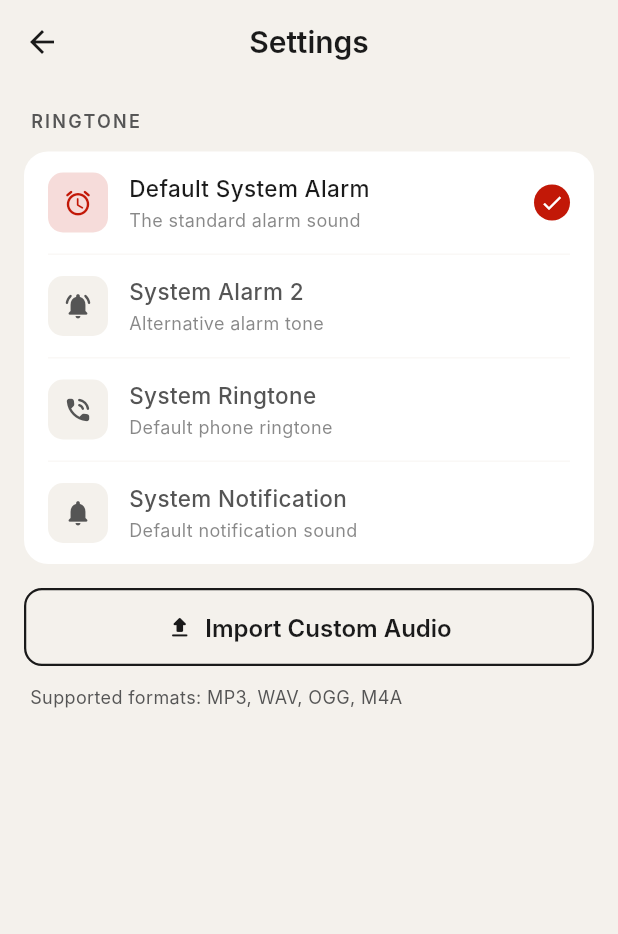
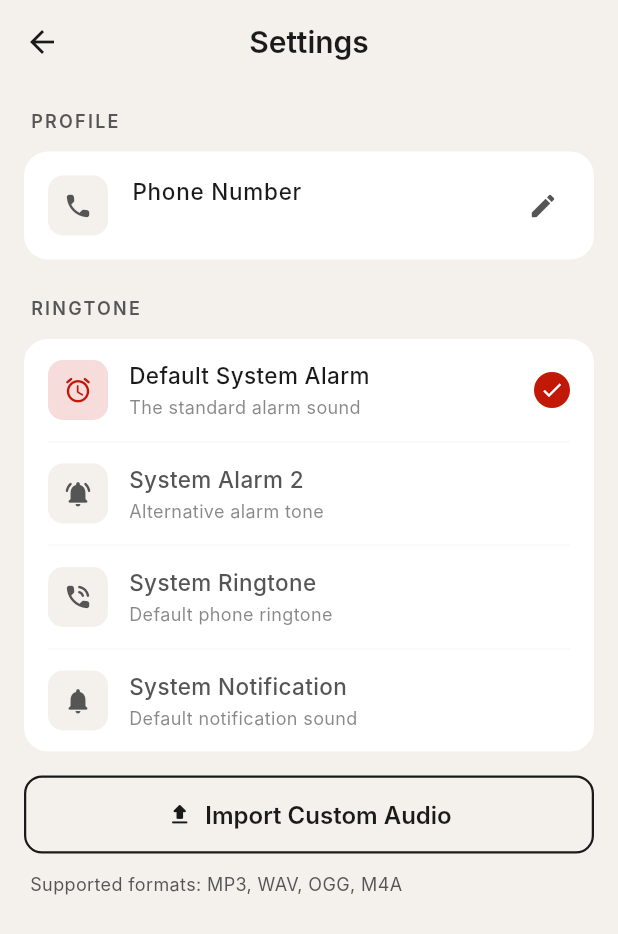
Before and after one commit to Dezh-69/nasan, a Flutter app: the screen it shows once a user with an empty profile is signed in, after a tap on the "settings" icon, on a phone screen of 412 x 824 dp. Shown: the top 934 px of the screen. Run offline on Flutter 3.47's test engine with Material 3 defaults, Android fonts, the phone set to English and light mode, and no system bars; our stand-ins replace cloud_firestore, file_picker, firebase_auth, firebase_core, firebase_messaging, flutter_riverpod and 3 more; missing offline and left inert: ota_update; accounts and stored records are empty; network calls fail; Roboto replaces fonts that are missing (Inter).

Commit message:
Add phone number to registration and profile settings

```diff
--- a/lib/screens/login_screen.dart
+++ b/lib/screens/login_screen.dart
@@ -15,6 +15,7 @@ class _LoginScreenState extends ConsumerState<LoginScreen>
   final _usernameController = TextEditingController();
   final _passwordController = TextEditingController();
   final _displayNameController = TextEditingController();
+  final _phoneController = TextEditingController();
   bool _isLogin = true;
   bool _isLoading = false;
   bool _obscurePassword = true;
@@ -38,6 +39,7 @@ class _LoginScreenState extends ConsumerState<LoginScreen>
     _usernameController.dispose();
     _passwordController.dispose();
     _displayNameController.dispose();
+    _phoneController.dispose();
     _animController.dispose();
     super.dispose();
   }
@@ -60,6 +62,7 @@ class _LoginScreenState extends ConsumerState<LoginScreen>
           _usernameController.text,
           _passwordController.text,
           _displayNameController.text,
+          phoneNumber: _phoneController.text.isNotEmpty ? _phoneController.text : null,
         );
       }
     } catch (e) {
@@ -125,6 +128,17 @@ class _LoginScreenState extends ConsumerState<LoginScreen>
                       ),
                       style: const TextStyle(color: AppTheme.textPrimary),
                       textCapitalization: TextCapitalization.words,
+                    ),
+                    const SizedBox(height: 16),
+                    TextField(
+                      controller: _phoneController,
+                      decoration: const InputDecoration(
+                        hintText: 'Phone Number (Optional for SMS)',
+                        prefixIcon: Icon(Icons.phone_rounded,
+                            color: AppTheme.textSecondary),
+                      ),
+                      style: const TextStyle(color: AppTheme.textPrimary),
+                      keyboardType: TextInputType.phone,
                     ),
                     const SizedBox(height: 16),
                   ],
--- a/lib/screens/settings_screen.dart
+++ b/lib/screens/settings_screen.dart
@@ -4,6 +4,9 @@ import 'package:shared_preferences/shared_preferences.dart';
 import 'package:file_picker/file_picker.dart';
 import 'package:path_provider/path_provider.dart';
 import 'dart:io';
+import 'package:cloud_firestore/cloud_firestore.dart';
+import 'package:firebase_auth/firebase_auth.dart';
+import '../services/family_service.dart';
 import '../theme.dart';
 
 /// The key used in SharedPreferences to store the selected ringtone.
@@ -112,6 +115,55 @@ class _SettingsScreenState extends ConsumerState<SettingsScreen> {
     }
   }
 
+  Future<void> _editPhoneNumber(BuildContext context, String currentNumber) async {
+    final controller = TextEditingController(text: currentNumber);
+    final formKey = GlobalKey<FormState>();
+
+    final result = await showDialog<String>(
+      context: context,
+      builder: (ctx) => AlertDialog(
+        backgroundColor: AppTheme.surfaceDark,
+        title: const Text('Edit Phone Number'),
+        content: Form(
+          key: formKey,
+          child: TextFormField(
+            controller: controller,
+            decoration: const InputDecoration(
+              hintText: 'Phone Number',
+              prefixIcon: Icon(Icons.phone_rounded, color: AppTheme.textSecondary),
+            ),
+            keyboardType: TextInputType.phone,
+            style: const TextStyle(color: AppTheme.textPrimary),
+            validator: (value) => value == null || value.isEmpty ? 'Cannot be empty' : null,
+          ),
+        ),
+        actions: [
+          TextButton(
+            onPressed: () => Navigator.pop(ctx),
+            child: const Text('Cancel'),
+          ),
+          ElevatedButton(
+            onPressed: () {
+              if (formKey.currentState!.validate()) {
+                Navigator.pop(ctx, controller.text.trim());
+              }
+            },
+            child: const Text('Save'),
+          ),
+        ],
+      ),
+    );
+
+    if (result != null && result != currentNumber) {
+      final user = FirebaseAuth.instance.currentUser;
+      if (user != null) {
+        await FirebaseFirestore.instance.collection('users').doc(user.uid).update({
+          'phoneNumber': result,
+        });
+      }
+    }
+  }
+
   @override
   Widget build(BuildContext context) {
     return Scaffold(
@@ -123,6 +175,54 @@ class _SettingsScreenState extends ConsumerState<SettingsScreen> {
           : ListView(
               padding: const EdgeInsets.all(16),
               children: [
+                // Profile Section
+                Padding(
+                  padding: const EdgeInsets.only(left: 4, bottom: 12),
+                  child: Text(
+                    'PROFILE',
+                    style: TextStyle(
+                      fontSize: 12,
+                      fontWeight: FontWeight.w600,
+                      color: AppTheme.textSecondary,
+                      letterSpacing: 1.5,
+                    ),
+                  ),
+                ),
+                Container(
+                  decoration: BoxDecoration(
+                    color: AppTheme.cardDark,
+                    borderRadius: BorderRadius.circular(16),
+                  ),
+                  child: Consumer(
+                    builder: (context, ref, _) {
+                      final userAsync = ref.watch(userProvider);
+                      return userAsync.when(
+                        data: (userData) {
+                          final phoneNumber = userData?['phoneNumber'] as String? ?? 'Not set';
+                          return ListTile(
+                            leading: Container(
+                              width: 40,
+                              height: 40,
+                              decoration: BoxDecoration(
+                                color: AppTheme.surfaceDark,
+                                borderRadius: BorderRadius.circular(10),
+                              ),
+                              child: const Icon(Icons.phone_rounded, color: AppTheme.textSecondary, size: 20),
+                            ),
+                            title: const Text('Phone Number', style: TextStyle(color: AppTheme.textPrimary, fontSize: 15, fontWeight: FontWeight.w500)),
+                            subtitle: Text(phoneNumber, style: TextStyle(color: AppTheme.textSecondary.withValues(alpha: 0.7), fontSize: 12)),
+                            trailing: const Icon(Icons.edit_rounded, color: AppTheme.textSecondary, size: 20),
+                            onTap: () => _editPhoneNumber(context, userData?['phoneNumber'] ?? ''),
+                          );
+                        },
+                        loading: () => const ListTile(title: Text('Loading...')),
+                        error: (_, __) => const ListTile(title: Text('Error loading profile')),
+                      );
+                    },
+                  ),
+                ),
+                const SizedBox(height: 24),
+
                 // Section header
                 Padding(
                   padding: const EdgeInsets.only(left: 4, bottom: 12),
--- a/lib/services/auth_service.dart
+++ b/lib/services/auth_service.dart
@@ -16,8 +16,8 @@ class AuthService {
 
   User? get currentUser => _auth.currentUser;
 
-  /// Register with username (stored as email: username@nasan.local) and password
-  Future<UserCredential> register(String username, String password, String displayName) async {
+  /// Register with username (stored as email: username@nasan.local), password, and optional phone number
+  Future<UserCredential> register(String username, String password, String displayName, {String? phoneNumber}) async {
     final email = '${username.toLowerCase().trim()}@nasan.local';
     final credential = await _auth.createUserWithEmailAndPassword(
       email: email,
@@ -33,6 +33,7 @@ class AuthService {
     await _firestore.collection('users').doc(credential.user!.uid).set({
       'displayName': displayName,
       'username': username.toLowerCase().trim(),
+      'phoneNumber': phoneNumber?.trim(), // Added phone number
       'fcmToken': fcmToken,
       'familyGroupIds': [],
       'createdAt': FieldValue.serverTimestamp(),
```
